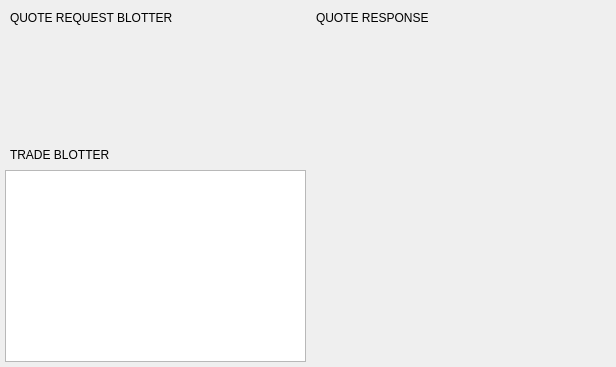
BlockSettle/terminal, file BlockSettleUILib/RFQReplyWidget.ui: the form before one commit.
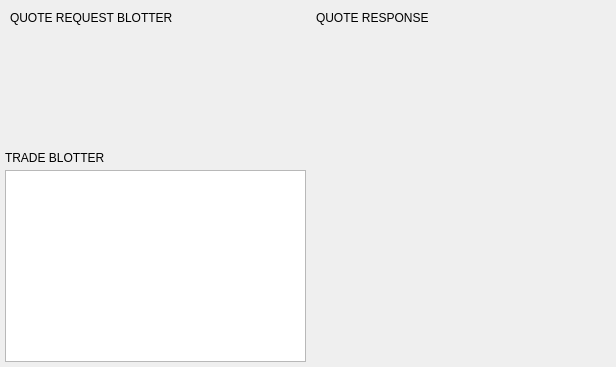
The form after the commit. Custom widgets are drawn as their Qt base class.

```diff
--- a/BlockSettleUILib/RFQReplyWidget.ui
+++ b/BlockSettleUILib/RFQReplyWidget.ui
@@ -180,7 +180,7 @@
            <property name="minimumSize">
             <size>
              <width>0</width>
-             <height>30</height>
+             <height>25</height>
             </size>
            </property>
            <property name="maximumSize">
@@ -200,10 +200,10 @@
            </property>
            <layout class="QHBoxLayout" name="horizontalLayout_5">
             <property name="spacing">
-             <number>5</number>
+             <number>0</number>
             </property>
             <property name="leftMargin">
-             <number>5</number>
+             <number>0</number>
             </property>
             <property name="topMargin">
              <number>0</number>
```
Left out of the diff: 2 changed lines with no effect on the pictures.
